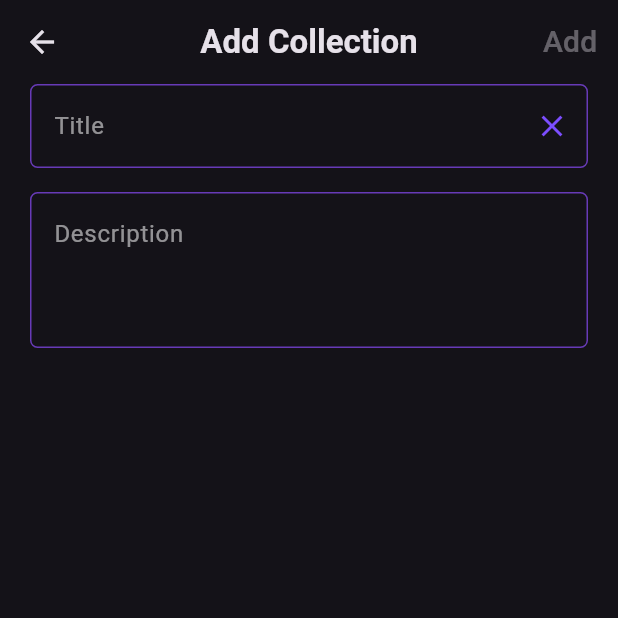
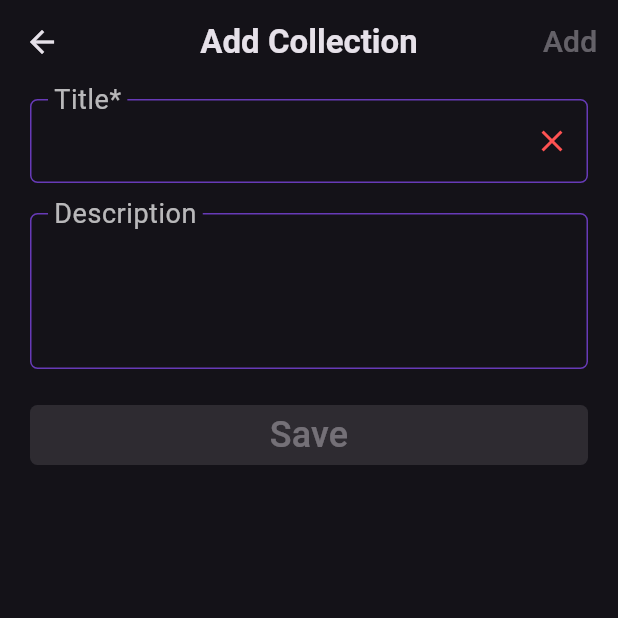
Before and after one commit to gu-tig333-ht24/spotly, a Flutter app: the AddPlaceCollectionPage screen opened directly, on a phone screen of 412 x 824 dp, the top half of it. Run offline on Flutter 3.47's test engine with Material 3 defaults, Android fonts, the phone set to English and light mode, and no system bars; our stand-ins replace flutter_riverpod, flutter_swipe_action_cell, google_fonts, image_picker, sqflite; accounts and stored records are empty.

Commit message:
improve form ui

```diff
--- a/lib/src/features/places/add_place_collection/ui/widgets/add_place_collection_form.dart
+++ b/lib/src/features/places/add_place_collection/ui/widgets/add_place_collection_form.dart
@@ -3,6 +3,7 @@ import 'package:flutter/material.dart';
 import 'package:flutter_riverpod/flutter_riverpod.dart';
 
 import '../../../../../core/constants/app_constants.dart';
+import '../../../../../core/constants/app_sizes.dart';
 import '../../providers/add_place_collection_form_provider.dart';
 
 class AddPlaceCollectionForm extends ConsumerStatefulWidget {
@@ -22,20 +23,20 @@ class _AddPlaceCollectionFormState
     extends ConsumerState<AddPlaceCollectionForm> {
   late final AddPlaceCollectionFormController _formController;
   late final TextEditingController _titleController;
-  late final TextEditingController _descriptionController;  // Add description controller
+  late final TextEditingController _descriptionController;
 
   @override
   void initState() {
     super.initState();
     _formController = ref.read(addPlaceCollectionFormProvider.notifier);
     _titleController = TextEditingController();
-    _descriptionController = TextEditingController();  // Initialize description controller
+    _descriptionController = TextEditingController();
   }
 
   @override
   void dispose() {
     _titleController.dispose();
-    _descriptionController.dispose();  // Dispose description controller
+    _descriptionController.dispose();
     super.dispose();
   }
 
@@ -44,8 +45,10 @@ class _AddPlaceCollectionFormState
     final AddPlaceCollectionFormState formState =
         ref.watch(addPlaceCollectionFormProvider);
 
-    return Column(
+    return Form(
+      child: Column(
         children: [
+          const SizedBox(height: AppSizes.s10),
           TextFormField(
             onChanged: _formController.changeTitle,
             onTapOutside: (_) => FocusManager.instance.primaryFocus?.unfocus(),
@@ -60,11 +63,11 @@ class _AddPlaceCollectionFormState
             // Customize the input text style
             style: const TextStyle(color: Colors.white),
             decoration: InputDecoration(
-            hintText: "Title",
-            // Customize the placeholder text style
-            hintStyle: const TextStyle(
-              color: Colors.white54,
-              // fontSize: 16.0,
+              floatingLabelBehavior: FloatingLabelBehavior.always,
+              labelText: "Title*",
+              labelStyle: const TextStyle(
+                color: Colors.white70,
+                fontSize: 24,
               ),
               suffixIcon: IconButton(
                 onPressed: () {
@@ -72,7 +75,7 @@ class _AddPlaceCollectionFormState
                 },
                 icon: const Icon(
                   Icons.clear,
-                color: Colors.deepPurpleAccent,
+                  color: Colors.redAccent,
                 ),
                 tooltip: "Clear",
               ),
@@ -83,7 +86,7 @@ class _AddPlaceCollectionFormState
                 ),
                 borderRadius: BorderRadius.circular(AppConstants.borderRadius),
               ),
-            // The style for the border when focused
+              // // The style for the border when focused
               focusedBorder: OutlineInputBorder(
                 borderSide: const BorderSide(
                   color: Colors.deepPurpleAccent,
@@ -92,10 +95,10 @@ class _AddPlaceCollectionFormState
               ),
             ),
           ),
-        const SizedBox(height: 16),
+          const SizedBox(height: AppSizes.s20),
           // Add new TextFormField for description
           TextFormField(
-          onChanged: _formController.changeDescription,  // Handle description changes
+            onChanged: _formController.changeDescription,
             onTapOutside: (_) => FocusManager.instance.primaryFocus?.unfocus(),
             onFieldSubmitted:
                 formState.isValid ? (_) => widget.onSubmit?.call() : null,
@@ -107,9 +110,11 @@ class _AddPlaceCollectionFormState
             maxLines: 3,
             style: const TextStyle(color: Colors.white),
             decoration: InputDecoration(
-            hintText: "Description",
-            hintStyle: const TextStyle(
-              color: Colors.white54,
+              floatingLabelBehavior: FloatingLabelBehavior.always,
+              labelText: "Description",
+              labelStyle: const TextStyle(
+                color: Colors.white70,
+                fontSize: 24,
               ),
               enabledBorder: OutlineInputBorder(
                 borderSide: const BorderSide(
@@ -125,7 +130,31 @@ class _AddPlaceCollectionFormState
               ),
             ),
           ),
+          const SizedBox(height: AppSizes.s20),
+          Row(
+            children: [
+              Expanded(
+                child: FilledButton(
+                  onPressed:
+                      formState.isValid ? () => widget.onSubmit?.call() : null,
+                  style: FilledButton.styleFrom(
+                    backgroundColor: Colors.deepPurpleAccent,
+                    foregroundColor: Colors.white,
+                    shape: RoundedRectangleBorder(
+                      borderRadius:
+                          BorderRadius.circular(AppConstants.borderRadius),
+                    ),
+                  ),
+                  child: const Text(
+                    "Save",
+                    style: TextStyle(fontSize: 24),
+                  ),
+                ),
+              ),
             ],
+          ),
+        ],
+      ),
     );
   }
 }
```
Lines whose indentation alone changed are shown as unchanged.
